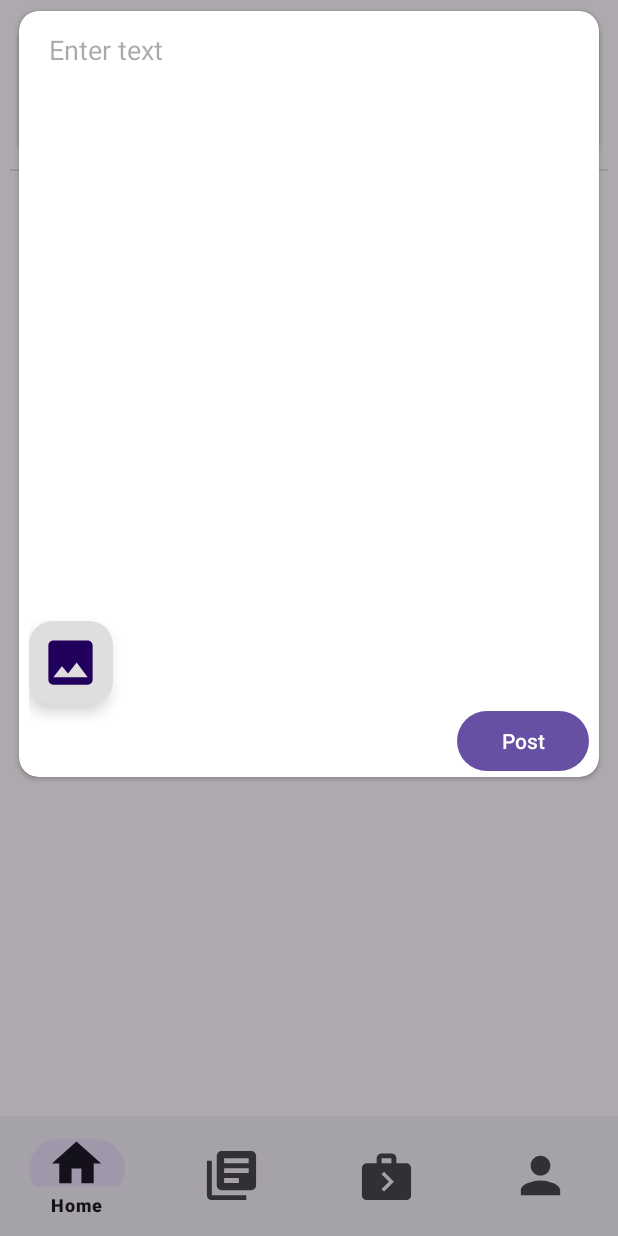
After one commit to DevP-ai/OpportunityOwl, an Android app: the fragment PostFragment placed in its activity, on a phone screen of 412 x 824 dp. The commit adds this screen. Run offline under Robolectric (Android 15) with nearby library versions, the phone set to English and light mode, and no system bars; our stand-ins replace CircleImageView, navigation-ui, sdp/ssp sizes.

Commit message:
PostFragemt UI Implemented also Make PostFragment as Dialog Fragemt

```diff
--- a/app/src/main/java/com/patar_dev/opportunityowl/fragment/HomeFragment.kt
+++ b/app/src/main/java/com/patar_dev/opportunityowl/fragment/HomeFragment.kt
@@ -24,7 +24,14 @@ class HomeFragment : Fragment() {
         savedInstanceState: Bundle?
     ): View? {
         // Inflate the layout for this fragment
-        binding=FragmentHomeBinding.inflate(layoutInflater)
+        binding = FragmentHomeBinding.inflate(layoutInflater)
+
+        binding.edtPost.setOnClickListener{
+            val fragmentManager = requireActivity().supportFragmentManager
+            val postFragment = PostFragment()
+            postFragment.showFullWidthPopup(fragmentManager)
+        }
+
         return binding.root
     }
 
@@ -32,7 +39,6 @@ class HomeFragment : Fragment() {
         super.onViewCreated(view, savedInstanceState)
 
 
+
     }
-
-
 }
--- /dev/null
+++ b/app/src/main/java/com/patar_dev/opportunityowl/fragment/PostFragment.kt
@@ -0,0 +1,62 @@
+package com.patar_dev.opportunityowl.fragment
+
+import android.app.Dialog
+import android.os.Bundle
+import android.view.Gravity
+import androidx.fragment.app.Fragment
+import android.view.LayoutInflater
+import android.view.View
+import android.view.ViewGroup
+import androidx.fragment.app.DialogFragment
+import androidx.fragment.app.FragmentManager
+import com.patar_dev.opportunityowl.R
+import com.patar_dev.opportunityowl.databinding.FragmentPostBinding
+
+class PostFragment :DialogFragment() {
+    private lateinit var binding:FragmentPostBinding
+    override fun onCreate(savedInstanceState: Bundle?) {
+        super.onCreate(savedInstanceState)
+
+    }
+
+
+    fun showFullWidthPopup(fragmentManager: FragmentManager) {
+        show(fragmentManager, "post_fragment_tag")
+    }
+
+    override fun onCreateView(
+        inflater: LayoutInflater, container: ViewGroup?,
+        savedInstanceState: Bundle?
+    ): View? {
+        // Inflate the layout for this fragment
+        binding=FragmentPostBinding.inflate(layoutInflater)
+        return binding.root
+    }
+
+    override fun onViewCreated(view: View, savedInstanceState: Bundle?) {
+        super.onViewCreated(view, savedInstanceState)
+
+
+    }
+
+    override fun onCreateDialog(savedInstanceState: Bundle?): Dialog {
+        val dialog = super.onCreateDialog(savedInstanceState)
+
+        // Set custom attributes to make it appear as a full-width pop-up
+        val window = dialog.window
+        window?.setLayout(
+            ViewGroup.LayoutParams.MATCH_PARENT,
+            ViewGroup.LayoutParams.WRAP_CONTENT
+        )
+        window?.setBackgroundDrawableResource(android.R.color.transparent)
+
+        return dialog
+    }
+
+    override fun onStart() {
+        super.onStart()
+        dialog?.window?.setLayout(ViewGroup.LayoutParams.MATCH_PARENT, ViewGroup.LayoutParams.WRAP_CONTENT)
+        dialog?.window?.setGravity(Gravity.TOP) // Place the dialog at the top
+    }
+
+}
--- /dev/null
+++ b/app/src/main/res/drawable/bg.xml
@@ -0,0 +1,5 @@
+<?xml version="1.0" encoding="utf-8"?>
+<shape android:shape="rectangle" xmlns:android="http://schemas.android.com/apk/res/android">
+     <corners android:radius="@dimen/_20ssp"/>
+    <solid android:color="@color/gray"/>
+</shape>
--- /dev/null
+++ b/app/src/main/res/drawable/edt_bg.xml
@@ -0,0 +1,5 @@
+<?xml version="1.0" encoding="utf-8"?>
+<shape android:shape="rectangle" xmlns:android="http://schemas.android.com/apk/res/android">
+     <corners android:radius="@dimen/_20ssp"/>
+    <solid android:color="@color/white"/>
+</shape>
--- /dev/null
+++ b/app/src/main/res/drawable/ic_image.xml
@@ -0,0 +1,5 @@
+<vector android:height="24dp" android:tint="#000000"
+    android:viewportHeight="24" android:viewportWidth="24"
+    android:width="24dp" xmlns:android="http://schemas.android.com/apk/res/android">
+    <path android:fillColor="@android:color/white" android:pathData="M21,19V5c0,-1.1 -0.9,-2 -2,-2H5c-1.1,0 -2,0.9 -2,2v14c0,1.1 0.9,2 2,2h14c1.1,0 2,-0.9 2,-2zM8.5,13.5l2.5,3.01L14.5,12l4.5,6H5l3.5,-4.5z"/>
+</vector>
--- a/app/src/main/res/layout/fragment_home.xml
+++ b/app/src/main/res/layout/fragment_home.xml
@@ -6,6 +6,64 @@
     xmlns:app="http://schemas.android.com/apk/res-auto"
     tools:context=".fragment.HomeFragment">
 
+    <androidx.cardview.widget.CardView
+        android:id="@+id/card"
+        app:layout_constraintStart_toStartOf="parent"
+        app:layout_constraintEnd_toEndOf="parent"
+        app:layout_constraintTop_toTopOf="parent"
+        android:layout_marginTop="@dimen/_5sdp"
+        android:layout_marginStart="@dimen/_5sdp"
+        android:layout_marginEnd="@dimen/_5sdp"
+        app:cardUseCompatPadding="true"
+        app:cardCornerRadius="@dimen/_10sdp"
+        android:layout_width="match_parent"
+        android:layout_height="wrap_content">
+
+        <LinearLayout
+            android:orientation="horizontal"
+            android:layout_margin="@dimen/_5sdp"
+            android:layout_width="match_parent"
+            android:layout_height="wrap_content">
+
+            <de.hdodenhof.circleimageview.CircleImageView
+                android:id="@+id/userProfile"
+                android:layout_width="@dimen/_60sdp"
+                android:layout_height="@dimen/_60sdp"
+                android:src="@drawable/sp_logo"/>
+
+           <EditText
+               android:id="@+id/edtPost"
+               android:layout_width="match_parent"
+               android:layout_height="wrap_content"
+               android:hint="Start a post"
+               android:layout_margin="@dimen/_10sdp"
+               android:editable="false"
+               android:padding="@dimen/_10sdp"
+               android:layout_gravity="center_vertical"
+               android:background="@drawable/bg"/>
+
+        </LinearLayout>
+
+    </androidx.cardview.widget.CardView>
+
+    <View
+        android:id="@+id/line"
+        android:layout_width="match_parent"
+        android:layout_height="1dp"
+        app:layout_constraintStart_toStartOf="@id/card"
+        app:layout_constraintEnd_toEndOf="@id/card"
+        app:layout_constraintTop_toBottomOf="@id/card"
+        android:background="@color/gray"
+        android:layout_marginStart="@dimen/_5sdp"
+        android:layout_marginEnd="@dimen/_5sdp" />
+
+    <androidx.recyclerview.widget.RecyclerView
+        android:layout_width="match_parent"
+        android:layout_height="0dp"
+        app:layout_constraintTop_toBottomOf="@id/line"
+        app:layout_constraintStart_toStartOf="parent"
+        app:layout_constraintEnd_toEndOf="parent"
+        android:layout_marginTop="@dimen/_2sdp"/>
 
 
 
--- /dev/null
+++ b/app/src/main/res/layout/fragment_post.xml
@@ -0,0 +1,74 @@
+<?xml version="1.0" encoding="utf-8"?>
+<FrameLayout xmlns:android="http://schemas.android.com/apk/res/android"
+    xmlns:tools="http://schemas.android.com/tools"
+    android:layout_width="match_parent"
+    android:layout_height="match_parent"
+    xmlns:app="http://schemas.android.com/apk/res-auto"
+    tools:context=".fragment.PostFragment">
+
+    <ScrollView
+        android:layout_width="match_parent"
+        android:layout_height="match_parent">
+
+        <LinearLayout
+            android:layout_width="match_parent"
+            android:layout_height="match_parent">
+
+            <androidx.cardview.widget.CardView
+                app:cardUseCompatPadding="true"
+                app:cardCornerRadius="@dimen/_10sdp"
+                android:layout_marginStart="@dimen/_5sdp"
+                android:layout_marginEnd="@dimen/_5sdp"
+                android:layout_width="match_parent"
+                android:layout_height="match_parent">
+
+                <!-- post_fragment.xml -->
+                <LinearLayout
+                    android:layout_marginStart="@dimen/_5sdp"
+                    android:layout_marginEnd="@dimen/_5sdp"
+                    android:layout_width="match_parent"
+                    android:layout_height="match_parent"
+                    android:orientation="vertical">
+
+                    <EditText
+                        android:id="@+id/edtPost"
+                        android:layout_width="match_parent"
+                        android:layout_height="@dimen/_150sdp"
+                        android:background="@drawable/edt_bg"
+                        android:hint="Enter text"
+                        android:layout_marginTop="@dimen/_10sdp"
+                        android:layout_marginStart="@dimen/_10sdp"
+                        android:gravity="start"/>
+
+                    <ImageView
+                        android:id="@+id/imagePost"
+                        android:layout_width="match_parent"
+                        android:layout_height="@dimen/_150sdp"
+                        android:layout_marginTop="@dimen/_2sdp"/>
+
+
+                    <com.google.android.material.floatingactionbutton.FloatingActionButton
+                        android:layout_width="wrap_content"
+                        android:layout_height="wrap_content"
+                        android:src="@drawable/ic_image"
+                        app:maxImageSize="@dimen/_30sdp"
+                        android:scaleType="center"
+                        android:backgroundTint="@color/gray"/>
+                    <Button
+                        android:id="@+id/submitButton"
+                        android:layout_width="wrap_content"
+                        android:layout_height="wrap_content"
+                        android:layout_gravity="right"
+                        android:text="Post"/>
+
+                </LinearLayout>
+
+
+
+            </androidx.cardview.widget.CardView>
+
+        </LinearLayout>
+
+    </ScrollView>
+
+</FrameLayout>
--- a/app/src/main/res/values/colors.xml
+++ b/app/src/main/res/values/colors.xml
@@ -5,4 +5,5 @@
     <color name="red">#FA0000</color>
     <color name="blue">#0022E1</color>
     <color name="green">#1CC623</color>
+    <color name="gray">#DFDDDD</color>
 </resources>
```
